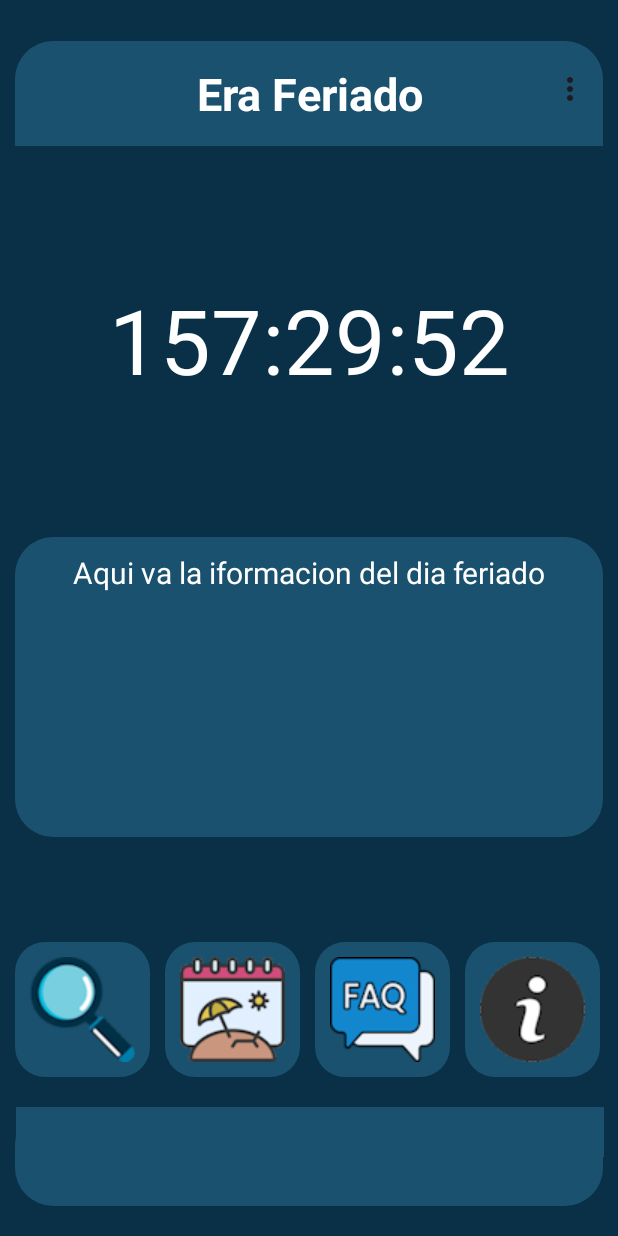
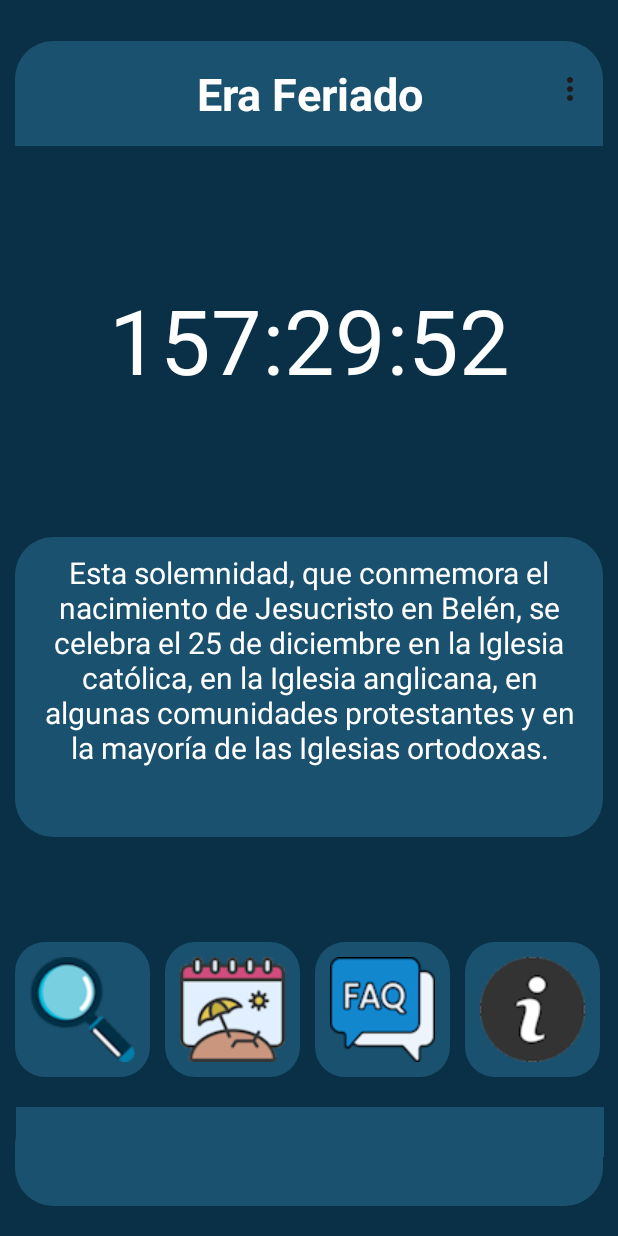
Before and after one commit to Darguen/Era-feriao, an Android app: the screen it shows after launch (MainActivity), on a phone screen of 412 x 824 dp. Run offline under Robolectric (Android 15) with nearby library versions, the phone set to English and light mode, and no system bars.

Commit message:
Texto navidad

```diff
--- a/app/src/main/res/values/strings.xml
+++ b/app/src/main/res/values/strings.xml
@@ -43,6 +43,6 @@
     <string name="StrgRespuesta3">R: El cronómetro muestra exactamente cuánto tiempo en horas,
         minutos y segundos falta para el feriado más cercano a las 00:00 horas.</string>
 
-    <string name="StrgMainDetailHoliday">Aqui va la iformacion del dia feriado</string>
+    <string name="StrgMainDetailHoliday">Esta solemnidad, que conmemora el nacimiento de Jesucristo en Belén, se celebra el 25 de diciembre en la Iglesia católica, en la Iglesia anglicana, en algunas comunidades protestantes y en la mayoría de las Iglesias ortodoxas.</string>
 
 </resources>
```
Also changed, not shown: 2 other files.
